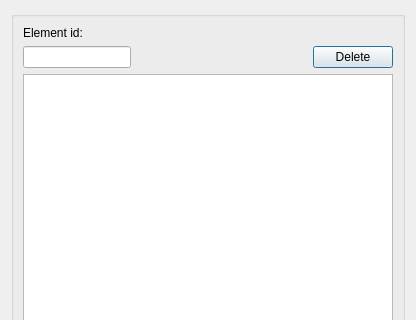
Giswater/giswater_qgis_plugin, file ui/element_management.ui: the form before one commit; both pictures show x 0 to 416 and y 0 to 320 of the 416 by 786 pixel window.
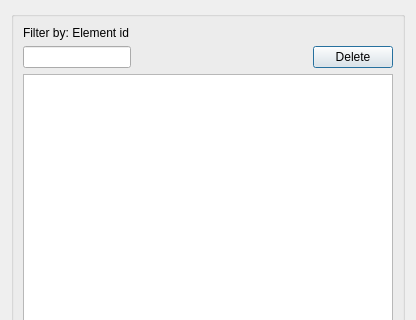
The form after the commit.

What changed in the file:
```diff
--- a/ui/element_management.ui
+++ b/ui/element_management.ui
@@ -72,7 +72,7 @@
       <item row="0" column="0">
        <widget class="QLabel" name="label_element_id">
         <property name="text">
-         <string>Element id:</string>
+         <string>Filter by: Element id</string>
         </property>
        </widget>
       </item>
```
